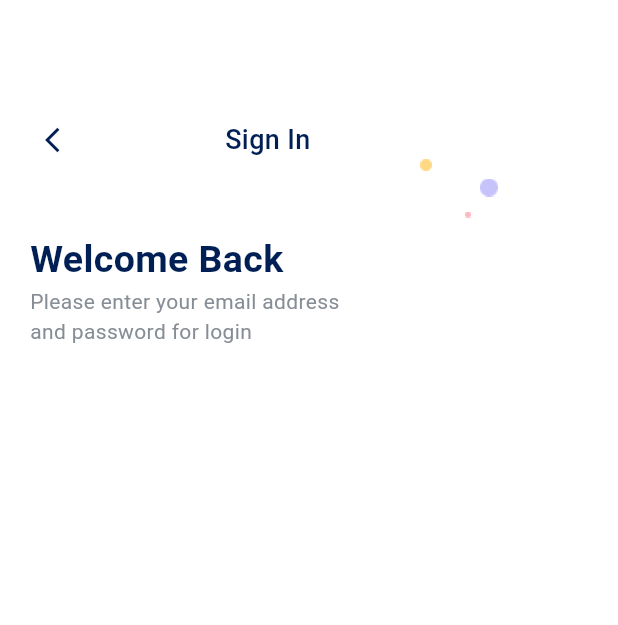
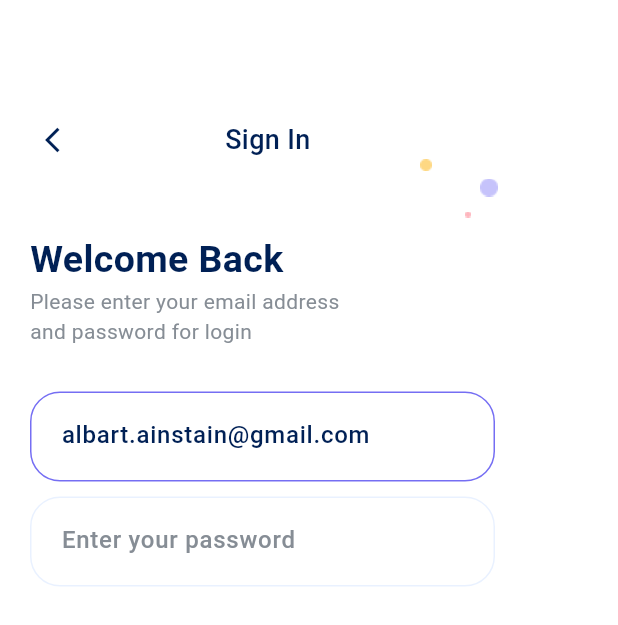
Before and after one commit to adeenazara2002/Flutter-final-project, a Flutter app: the screen it shows after launch, on a phone screen of 412 x 824 dp. Shown: the top 625 px of the screen. Run offline on Flutter 3.47's test engine with Material 3 defaults, Android fonts, the phone set to English and light mode, and no system bars.

Commit message:
Sign In Screen

```diff
--- a/lib/Screens/signIn.dart
+++ b/lib/Screens/signIn.dart
@@ -102,6 +102,82 @@ class _SignInState extends State<SignIn> {
                   ),
                 ],
               ),
+              SizedBox(
+                height: 30,
+              ),
+              Row(
+                children: [
+                  Padding(padding: EdgeInsets.only(left: 20)),
+                  // container 2
+                  Container(
+                    height: 60,
+                    width: 310,
+                    decoration: BoxDecoration(
+                      borderRadius: BorderRadius.circular(20),
+                      border: Border.all(
+                        color: Color.fromRGBO(117, 110, 243, 1),
+                      ),
+                    ),
+                    child: TextField(
+                      // controller: passwordController,
+                      obscureText: true,
+                      decoration: InputDecoration(
+                        hintText: 'albart.ainstain@gmail.com',
+                        hintStyle: TextStyle(
+                            color: Color.fromRGBO(0, 32, 85, 1),
+                            fontSize: 16,
+                            fontWeight: FontWeight.w500),
+                        border: InputBorder.none,
+                        contentPadding: EdgeInsets.symmetric(
+                          vertical: 18.0,
+                          horizontal: 20.0,
+                        ),
+                      ),
+                      style: TextStyle(
+                        color: Color.fromRGBO(0, 32, 85, 1),
+                      ),
+                    ),
+                  )
+                ],
+              ),
+              SizedBox(
+                height: 10,
+              ),
+              Row(
+                children: [
+                  Padding(padding: EdgeInsets.only(left: 20)),
+                  // container 2
+                  Container(
+                    height: 60,
+                    width: 310,
+                    decoration: BoxDecoration(
+                      borderRadius: BorderRadius.circular(20),
+                      border: Border.all(
+                        color: Color.fromRGBO(233, 241, 255, 1),
+                      ),
+                    ),
+                    child: TextField(
+                      // controller: passwordController,
+                      obscureText: true,
+                      decoration: InputDecoration(
+                        hintText: 'Enter your password',
+                        hintStyle: TextStyle(
+                            color: Color.fromRGBO(134, 141, 149, 1),
+                            fontSize: 16,
+                            fontWeight: FontWeight.w500),
+                        border: InputBorder.none,
+                        contentPadding: EdgeInsets.symmetric(
+                          vertical: 18.0,
+                          horizontal: 20.0,
+                        ),
+                      ),
+                      style: TextStyle(
+                        color: Color.fromRGBO(134, 141, 149, 1),
+                      ),
+                    ),
+                  )
+                ],
+              ),
             ],
           ),
         ),
```
